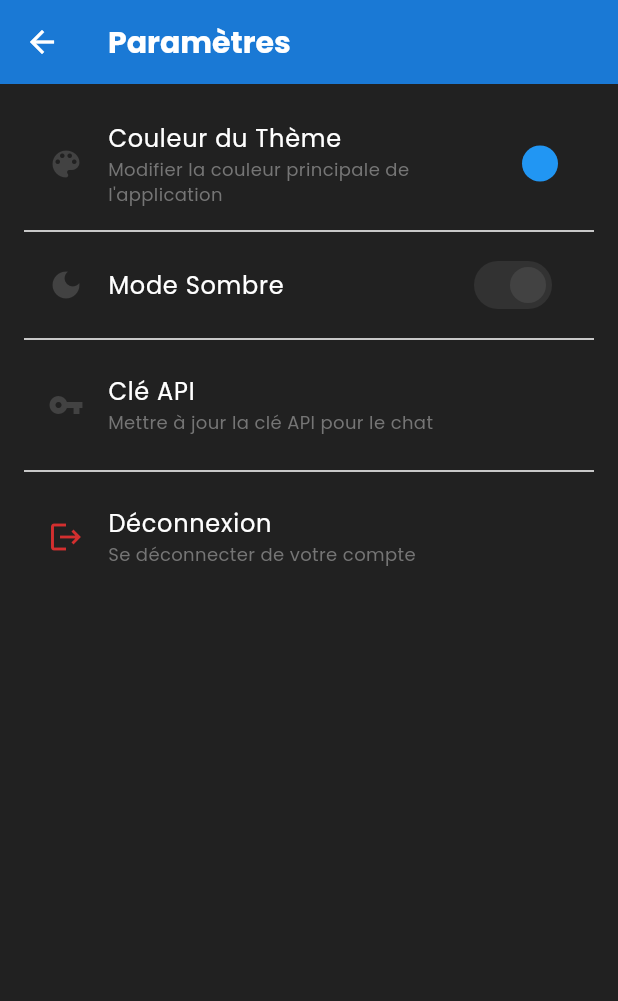
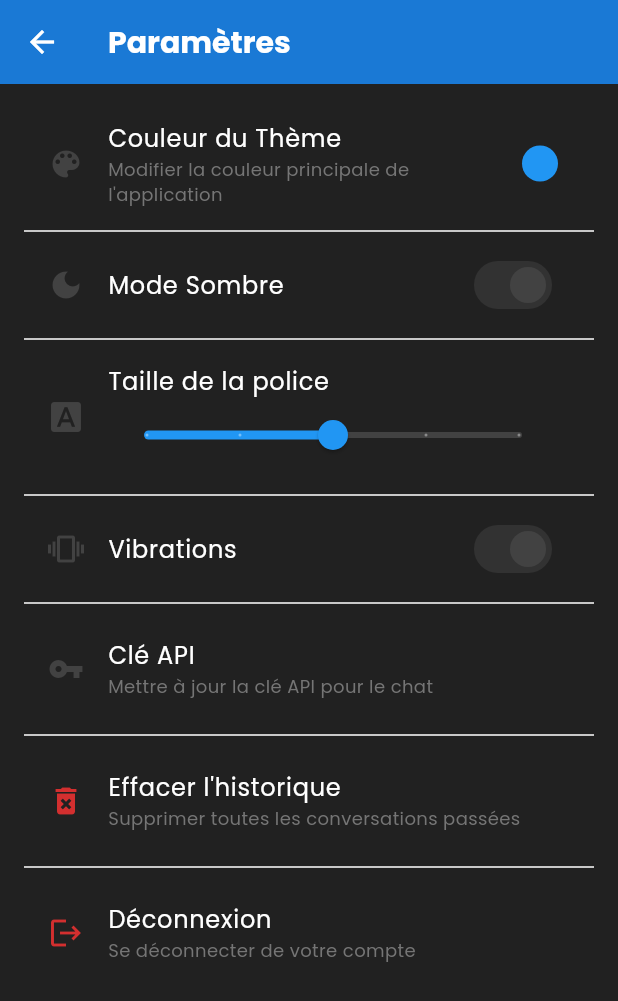
Before and after one commit to josoavj/ai.assistant, a Flutter app: the Settings screen opened by its route, on a phone screen of 412 x 824 dp. Shown: the top 1001 px of the screen. Run offline on Flutter 3.47's test engine with Material 3 defaults, Android fonts, the phone set to English and light mode, and no system bars; our stand-ins replace firebase_core, flutter_colorpicker, flutter_markdown, google_fonts, google_generative_ai, image_picker and 1 more; accounts and stored records are empty.

Commit message:
update: Ajout d'autres paramètres

```diff
--- a/lib/pages/settings.dart
+++ b/lib/pages/settings.dart
@@ -1,22 +1,51 @@
+import 'package:flutter/cupertino.dart';
 import 'package:flutter/material.dart';
 import 'package:google_fonts/google_fonts.dart';
 import 'package:flutter_colorpicker/flutter_colorpicker.dart';
 import 'package:provider/provider.dart';
 import 'package:shared_preferences/shared_preferences.dart';
+import 'package:flutter/services.dart';
+
 import '../others/app_theme.dart';
 import 'login.dart';
 
-class Settings extends StatelessWidget {
+class Settings extends StatefulWidget {
   const Settings({super.key});
 
   @override
-  Widget build(BuildContext context) {
-    final themeProvider = Provider.of<ThemeNotifier>(context);
-    final ThemeData currentTheme = Theme.of(context);
+  State<Settings> createState() => _SettingsState();
+}
+
+class _SettingsState extends State<Settings> {
+  // Déclarations pour les nouveaux paramètres
+  double _currentFontSize = 1.0;
+  bool _hapticFeedbackEnabled = true;
+
+  @override
+  void initState() {
+    super.initState();
+    _loadSettings();
+  }
+
+  // Charge les paramètres utilisateur sauvegardés
+  void _loadSettings() async {
+    final prefs = await SharedPreferences.getInstance();
+    setState(() {
+      _currentFontSize = prefs.getDouble('font_size') ?? 1.0;
+      _hapticFeedbackEnabled = prefs.getBool('haptic_feedback_enabled') ?? true;
+    });
+  }
+
+  // Sauvegarde les paramètres utilisateur
+  void _saveSettings() async {
+    final prefs = await SharedPreferences.getInstance();
+    await prefs.setDouble('font_size', _currentFontSize);
+    await prefs.setBool('haptic_feedback_enabled', _hapticFeedbackEnabled);
+  }
 
   // Fonction pour afficher le dialogue de sélection de couleur
   void showColorPickerDialog() {
-      Color pickerColor = themeProvider.primarySwatch;
+    Color pickerColor = Provider.of<ThemeNotifier>(context, listen: false).primarySwatch;
     showDialog(
       context: context,
       builder: (context) {
@@ -91,7 +120,7 @@ class Settings extends StatelessWidget {
               onPressed: () async {
                 if (keyController.text.isNotEmpty) {
                   await prefs.setString('gemini_api_key', keyController.text);
-                    if (context.mounted) {
+                  if (mounted) {
                     Navigator.of(context).pop();
                     ScaffoldMessenger.of(context).showSnackBar(
                       SnackBar(content: Text('Clé API mise à jour.', style: GoogleFonts.poppins())),
@@ -115,6 +144,44 @@ class Settings extends StatelessWidget {
     );
   }
 
+  // Fonction pour effacer l'historique du chat
+  void _clearChatHistory() async {
+    showDialog(
+      context: context,
+      builder: (context) {
+        return AlertDialog(
+          title: Text('Effacer l\'historique?', style: GoogleFonts.poppins()),
+          content: Text('Êtes-vous sûr de vouloir effacer toutes les conversations?', style: GoogleFonts.poppins()),
+          actions: [
+            TextButton(
+              onPressed: () {
+                Navigator.of(context).pop();
+              },
+              child: const Text('Annuler'),
+            ),
+            ElevatedButton(
+              onPressed: () async {
+                final prefs = await SharedPreferences.getInstance();
+                await prefs.remove('chat_history'); // Supprime l'historique (clé fictive)
+                if (mounted) {
+                  Navigator.of(context).pop();
+                  ScaffoldMessenger.of(context).showSnackBar(
+                    SnackBar(content: Text('Historique effacé.', style: GoogleFonts.poppins())),
+                  );
+                }
+              },
+              child: const Text('Confirmer'),
+            ),
+          ],
+        );
+      },
+    );
+  }
+
+  @override
+  Widget build(BuildContext context) {
+    final themeProvider = Provider.of<ThemeNotifier>(context);
+    final ThemeData currentTheme = Theme.of(context);
 
     return Scaffold(
       appBar: AppBar(
@@ -157,6 +224,51 @@ class Settings extends StatelessWidget {
             activeColor: currentTheme.primaryColor,
           ),
           const Divider(),
+          // Nouvelle option pour la taille de la police
+          ListTile(
+            leading: Icon(Icons.font_download, color: currentTheme.primaryColor),
+            title: Text(
+              'Taille de la police',
+              style: GoogleFonts.poppins(),
+            ),
+            subtitle: Slider(
+              value: _currentFontSize,
+              min: 0.8,
+              max: 1.2,
+              divisions: 4,
+              label: _currentFontSize.toStringAsFixed(1),
+              onChanged: (double value) {
+                setState(() {
+                  _currentFontSize = value;
+                });
+                _saveSettings();
+              },
+            ),
+          ),
+          const Divider(),
+          // Option pour activer/désactiver le retour haptique
+          SwitchListTile(
+            title: Text(
+              'Vibrations',
+              style: GoogleFonts.poppins(),
+            ),
+            value: _hapticFeedbackEnabled,
+            onChanged: (bool value) {
+              setState(() {
+                _hapticFeedbackEnabled = value;
+              });
+              _saveSettings();
+              if (value) {
+                HapticFeedback.lightImpact();
+              }
+            },
+            secondary: Icon(
+              _hapticFeedbackEnabled ? Icons.vibration : Icons.not_interested,
+              color: currentTheme.primaryColor,
+            ),
+            activeColor: currentTheme.primaryColor,
+          ),
+          const Divider(),
           // Nouvelle option pour changer la clé API
           ListTile(
             leading: Icon(Icons.vpn_key, color: currentTheme.primaryColor),
@@ -171,7 +283,18 @@ class Settings extends StatelessWidget {
             onTap: showApiKeyDialog,
           ),
           const Divider(),
-          // Option de deconnexion
+          // Option pour effacer l'historique du chat
+          ListTile(
+            leading: Icon(Icons.delete_forever, color: currentTheme.colorScheme.error),
+            title: Text('Effacer l\'historique', style: GoogleFonts.poppins()),
+            subtitle: Text(
+              'Supprimer toutes les conversations passées',
+              style: GoogleFonts.poppins(fontSize: 12, color: Colors.grey[600]),
+            ),
+            onTap: _clearChatHistory,
+          ),
+          const Divider(),
+          // Option de déconnexion
           ListTile(
             leading: Icon(Icons.logout, color: currentTheme.colorScheme.error),
             title: Text('Déconnexion', style: GoogleFonts.poppins()),
```
Lines whose indentation alone changed are shown as unchanged.
